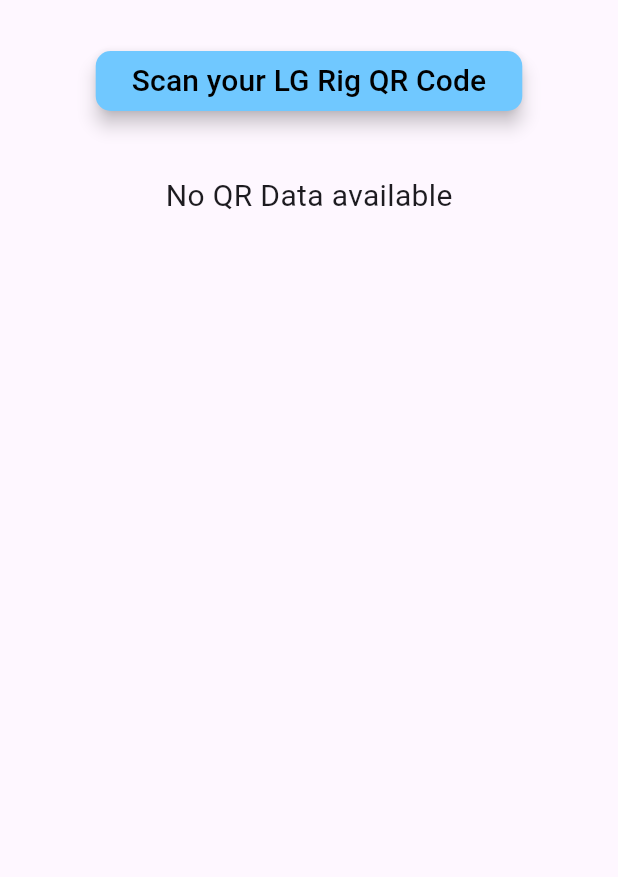
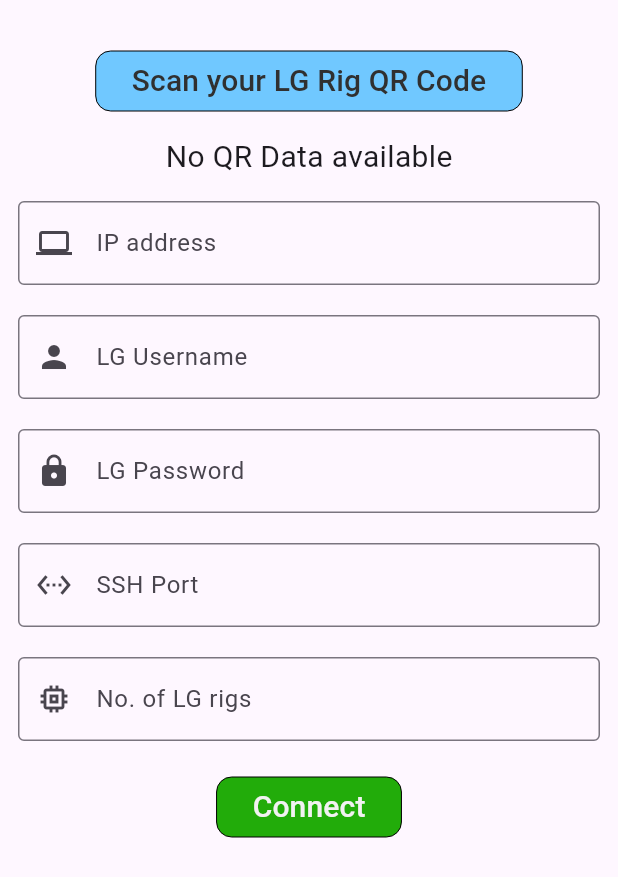
Before and after one commit to NITISHNAVEEN/LG-Robotics-Simulation-with-Gazebo, a Flutter app: the SettingsPage widget shown alone on an empty page, opened directly, on a phone screen of 412 x 824 dp. Shown: the top 877 px of the screen. Run offline on Flutter 3.47's test engine with Material 3 defaults, Android fonts, the light colour scheme and no system bars; our stand-ins replace get, get_storage; missing offline and left inert: dartssh2, mobile_scanner; accounts and stored records are empty.

Commit message:
feat: Added SSH Connection to connect to LG Rig

```diff
--- a/lib/controllers/qr_controller.dart
+++ /dev/null
@@ -1,23 +0,0 @@
-import 'package:get/get.dart';
-
-class QRController extends GetxController {
-  var qrCode = "".obs;
-
-  void setQRCode(String code) {
-    print("QR Controller - Setting QR Code: $code");
-    qrCode.value = code;
-    print("QR Controller - QR Code set to: ${qrCode.value}");
-
-    // Add a small delay to ensure the value is set before navigating back
-    Future.delayed(const Duration(milliseconds: 100), () {
-      print("QR Controller - Navigating back");
-      Get.back(); // Go back to previous screen (SettingsPage)
-    });
-  }
-
-  @override
-  void onInit() {
-    super.onInit();
-    print("QR Controller initialized");
-  }
-}
--- /dev/null
+++ b/lib/controllers/settings_controller.dart
@@ -0,0 +1,97 @@
+import 'package:get/get.dart';
+import 'package:flutter/material.dart';
+import 'package:get_storage/get_storage.dart';
+import 'package:dartssh2/dartssh2.dart';
+
+class SettingsController extends GetxController {
+  var qrCode = "".obs;
+  var sshConnected = false.obs;
+  final ipController = TextEditingController();
+  final usernameController = TextEditingController();
+  final passwordController = TextEditingController();
+  final sshPortController = TextEditingController();
+  final rigsController = TextEditingController();
+
+  late String _host;
+  late String _username;
+  late String _password;
+  late String _port;
+  late String _rigs;
+  SSHClient? _client;
+
+  final sshModel = GetStorage();
+
+  void saveDetails() {
+    if (sshModel.read("lg_host") != ipController.text){
+      sshModel.write("lg_host", ipController.text);
+    }
+    if (sshModel.read("lg_username") != usernameController.text){
+      sshModel.write("lg_username", usernameController.text);
+    }
+    if (sshModel.read("lg_password") != passwordController.text){
+      sshModel.write("lg_password", passwordController.text);
+    }
+    if (sshModel.read("lg_port") != sshPortController.text){
+      sshModel.write("lg_port", sshPortController.text);
+    }
+    if (sshModel.read("lg_rigs") != rigsController.text){
+      sshModel.write("lg_rigs", rigsController.text);
+    }
+  }
+
+  Future<void> connectLg() async {
+    saveDetails();
+    _host = sshModel.read("lg_host");
+    _username = sshModel.read("lg_username");
+    _password = sshModel.read("lg_password");
+    _port = sshModel.read("lg_port");
+    _rigs = sshModel.read("lg_rigs");
+
+    try {
+      final socket = await SSHSocket.connect(
+        _host,
+        int.parse(_port),
+      ).timeout(const Duration(seconds: 8));
+
+      _client = SSHClient(
+        socket,
+        username: _username,
+        onPasswordRequest: () => _password,
+      );
+    } catch (e) {
+      sshConnected.value = false;
+    }
+    Get.snackbar("Connection Successfull", "You are now successfully connected to Liquid Galaxy Rig", backgroundColor: const Color.fromARGB(255, 128, 255, 132));
+    sshConnected.value = true;
+  }
+
+  Future<void> disconnect() async {
+    // if (await isConnected()) {
+      _client!.close();
+      sshConnected.value = false;
+    // }
+  }
+
+
+
+
+
+
+  void setQRCode(String code) {
+    // print("QR Controller - Setting QR Code: $code");
+    qrCode.value = code;
+    // print("QR Controller - QR Code set to: ${qrCode.value}");
+
+    // Add a small delay to ensure the value is set before navigating back
+    Future.delayed(const Duration(milliseconds: 100), () {
+      // print("QR Controller - Navigating back");
+      Get.back(); // Go back to previous screen (SettingsPage)
+    });
+  }
+
+  // @override
+  // void onInit() {
+  //   super.onInit();
+  //   print("QR Controller initialized");
+  // }
+}
--- a/lib/views/qr_scan_view.dart
+++ b/lib/views/qr_scan_view.dart
@@ -2,14 +2,14 @@
 import 'package:flutter/material.dart';
 import 'package:mobile_scanner/mobile_scanner.dart';
 import 'package:get/get.dart';
-import 'package:robocontrol/controllers/qr_controller.dart';
+import 'package:robocontrol/controllers/settings_controller.dart';
 
 class AlternativeQRWidget extends StatelessWidget {
   const AlternativeQRWidget({super.key});
 
   @override
   Widget build(BuildContext context) {
-    final QRController qrController = Get.find();
+    final SettingsController qrController = Get.find();
 
     return Scaffold(
       appBar: AppBar(
@@ -23,7 +23,7 @@
 }
 
 class _MobileScannerView extends StatefulWidget {
-  final QRController controller;
+  final SettingsController controller;
 
   const _MobileScannerView({required this.controller});
 
--- a/lib/views/settings_page.dart
+++ b/lib/views/settings_page.dart
@@ -1,6 +1,6 @@
 import 'package:flutter/material.dart';
 import 'package:get/get.dart';
-import 'package:robocontrol/controllers/qr_controller.dart';
+import 'package:robocontrol/controllers/settings_controller.dart';
 import 'package:robocontrol/views/qr_scan_view.dart';
 
 class SettingsPage extends StatelessWidget {
@@ -8,13 +8,14 @@
 
   @override
   Widget build(BuildContext context) {
-    final qrController = Get.put(QRController());
+    final settingsController = Get.put(SettingsController());
 
-    return Column(
+    return SingleChildScrollView(
+      child: Column(
         children: [
           const SizedBox(height: 30.0),
           Center(
-          child: ElevatedButton(
+            child: OutlinedButton(
               onPressed: () {
                 Get.to(() => const AlternativeQRWidget());
               },
@@ -23,7 +24,10 @@
                 backgroundColor: WidgetStateProperty.all(
                   const Color.fromARGB(255, 112, 200, 255),
                 ),
-              foregroundColor: WidgetStateProperty.all(Colors.black),
+                side: WidgetStateProperty.all(BorderSide(width: 0.0)),
+                foregroundColor: WidgetStateProperty.all(
+                  const Color.fromARGB(255, 48, 48, 48),
+                ),
                 shape: WidgetStateProperty.all(
                   RoundedRectangleBorder(
                     borderRadius: BorderRadius.circular(10.0),
@@ -36,17 +40,103 @@
               ),
             ),
           ),
-        const SizedBox(height: 30.0),
+          // const SizedBox(height: 30.0),
           Padding(
-          padding: const EdgeInsets.all(8.0),
-          child: Obx(() => Text(
-                qrController.qrCode.isEmpty
+            padding: const EdgeInsets.all(12.0),
+            child: Obx(
+              () => Column(
+                children: [
+                  Text(
+                    settingsController.qrCode.isEmpty
                         ? "No QR Data available"
-                    : "Scanned QR: ${qrController.qrCode.value}",
+                        : "Scanned QR: ${settingsController.qrCode.value}",
                     style: const TextStyle(fontSize: 20.0),
-              )),
+                  ),
+                  SizedBox(height: 15.0),
+                  TextField(
+                    controller: settingsController.ipController,
+                    decoration: const InputDecoration(
+                      prefixIcon: Icon(Icons.computer),
+                      labelText: 'IP address',
+                      hintText: 'Enter Master IP',
+                      border: OutlineInputBorder(),
+                    ),
+                  ),
+                  SizedBox(height: 20.0),
+                  TextField(
+                    controller: settingsController.usernameController,
+                    decoration: const InputDecoration(
+                      prefixIcon: Icon(Icons.person),
+                      labelText: 'LG Username',
+                      hintText: 'Enter your username',
+                      border: OutlineInputBorder(),
+                    ),
+                  ),
+                  SizedBox(height: 20.0),
+                  TextField(
+                    controller: settingsController.passwordController,
+                    decoration: const InputDecoration(
+                      prefixIcon: Icon(Icons.lock),
+                      labelText: 'LG Password',
+                      hintText: 'Enter your password',
+                      border: OutlineInputBorder(),
+                    ),
+                    obscureText: true,
+                  ),
+                  SizedBox(height: 20),
+                  TextField(
+                    controller: settingsController.sshPortController,
+                    decoration: const InputDecoration(
+                      prefixIcon: Icon(Icons.settings_ethernet),
+                      labelText: 'SSH Port',
+                      hintText: '22',
+                      border: OutlineInputBorder(),
+                    ),
+                    keyboardType: TextInputType.number,
+                  ),
+                  SizedBox(height: 20),
+                  TextField(
+                    controller: settingsController.rigsController,
+                    decoration: const InputDecoration(
+                      prefixIcon: Icon(Icons.memory),
+                      labelText: 'No. of LG rigs',
+                      hintText: 'Enter the number of rigs',
+                      border: OutlineInputBorder(),
+                    ),
+                    keyboardType: TextInputType.number,
+                  ),
+                  SizedBox(height: 20),
+                  OutlinedButton(
+                    onPressed: () {
+                      // settingsController.sshConnected.value=(settingsController.sshConnected.value)?false:true;
+                      settingsController.sshConnected.value ? settingsController.disconnect():settingsController.connectLg();
+                    },
+                    style: ButtonStyle(
+                      elevation: const WidgetStatePropertyAll(5.0),
+                      backgroundColor: WidgetStateProperty.all(
+                        settingsController.sshConnected.value ?Color.fromARGB(255, 250, 67, 67): Color.fromARGB(255, 34, 172, 10),
+                      ),
+                      side: WidgetStateProperty.all(BorderSide(width: 0.0)),
+                      foregroundColor: WidgetStateProperty.all(
+                        const Color.fromARGB(255, 242, 242, 242),
+                      ),
+                      shape: WidgetStateProperty.all(
+                        RoundedRectangleBorder(
+                          borderRadius: BorderRadius.circular(10.0),
+                        ),
+                      ),
+                    ),
+                    child: Text(
+                      settingsController.sshConnected.value ? "Disconnect" : "Connect",
+                      style: TextStyle(fontSize: 20.0),
+                    ),
                   ),
                 ],
+              ),
+            ),
+          ),
+        ],
+      ),
     );
   }
 }
```
Lines whose indentation alone changed are shown as unchanged.
